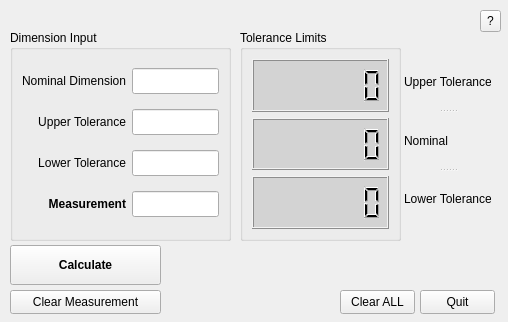
First picture: the form in tolerance.ui, repository asteng88/tolerance_helper, before the edit.
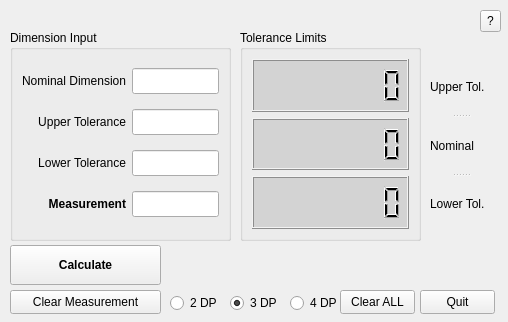
Second picture: the form after the edit.

```diff
--- a/tolerance.ui
+++ b/tolerance.ui
@@ -52,7 +52,7 @@
     <rect>
      <x>240</x>
      <y>30</y>
-     <width>161</width>
+     <width>181</width>
      <height>211</height>
     </rect>
    </property>
@@ -81,7 +81,7 @@
        <bool>true</bool>
       </property>
       <property name="digitCount">
-       <number>6</number>
+       <number>7</number>
       </property>
       <property name="segmentStyle">
        <enum>QLCDNumber::Filled</enum>
@@ -121,7 +121,7 @@
        <bool>true</bool>
       </property>
       <property name="digitCount">
-       <number>6</number>
+       <number>7</number>
       </property>
      </widget>
     </item>
@@ -151,7 +151,7 @@
        <bool>true</bool>
       </property>
       <property name="digitCount">
-       <number>6</number>
+       <number>7</number>
       </property>
      </widget>
     </item>
@@ -502,9 +502,9 @@
   <widget class="QSplitter" name="splitter">
    <property name="geometry">
     <rect>
-     <x>404</x>
-     <y>55</y>
-     <width>87</width>
+     <x>430</x>
+     <y>60</y>
+     <width>61</width>
      <height>171</height>
     </rect>
    </property>
@@ -513,7 +513,7 @@
    </property>
    <widget class="QLabel" name="label_5">
     <property name="text">
-     <string>Upper Tolerance</string>
+     <string>Upper Tol.</string>
     </property>
    </widget>
    <widget class="QLabel" name="label_6">
@@ -523,10 +523,64 @@
    </widget>
    <widget class="QLabel" name="label_7">
     <property name="text">
-     <string>Lower Tolerance</string>
+     <string>Lower Tol.</string>
     </property>
    </widget>
   </widget>
+  <widget class="QRadioButton" name="rb2">
+   <property name="geometry">
+    <rect>
+     <x>170</x>
+     <y>292</y>
+     <width>51</width>
+     <height>22</height>
+    </rect>
+   </property>
+   <property name="text">
+    <string>2 DP</string>
+   </property>
+   <attribute name="buttonGroup">
+    <string notr="true">radio_buttonGroup</string>
+   </attribute>
+  </widget>
+  <widget class="QRadioButton" name="rb3">
+   <property name="geometry">
+    <rect>
+     <x>230</x>
+     <y>292</y>
+     <width>51</width>
+     <height>22</height>
+    </rect>
+   </property>
+   <property name="text">
+    <string>3 DP</string>
+   </property>
+   <property name="checked">
+    <bool>true</bool>
+   </property>
+   <property name="autoExclusive">
+    <bool>true</bool>
+   </property>
+   <attribute name="buttonGroup">
+    <string notr="true">radio_buttonGroup</string>
+   </attribute>
+  </widget>
+  <widget class="QRadioButton" name="rb4">
+   <property name="geometry">
+    <rect>
+     <x>290</x>
+     <y>292</y>
+     <width>51</width>
+     <height>22</height>
+    </rect>
+   </property>
+   <property name="text">
+    <string>4 DP</string>
+   </property>
+   <attribute name="buttonGroup">
+    <string notr="true">radio_buttonGroup</string>
+   </attribute>
+  </widget>
  </widget>
  <tabstops>
   <tabstop>nominal_in</tabstop>
```
Left out of the diff: 13 changed lines with no effect on the pictures.
